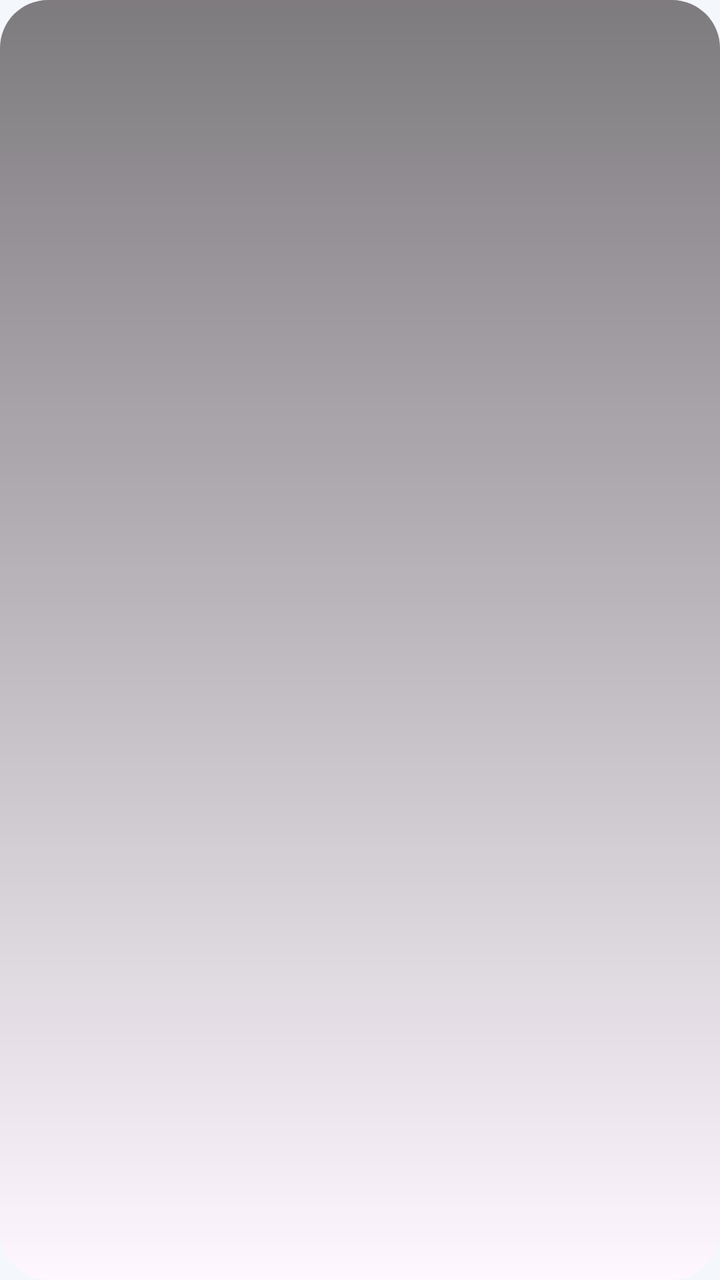
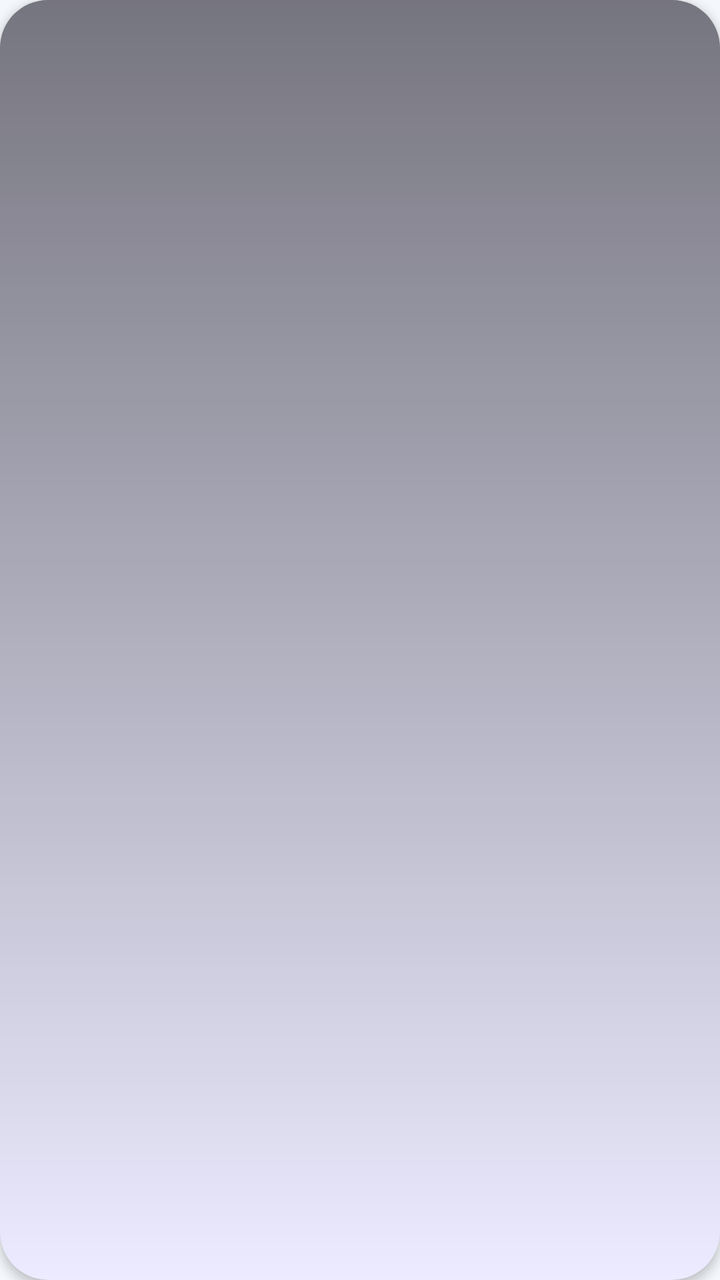

Before-and-after screenshots of an Android layout around one commit, followed by the original layout XML and the change that was made.
<!-- AndroidManifest.xml: application theme Theme.Wallpapiers -->
<!-- res/layout/item_category.xml -->
<?xml version="1.0" encoding="utf-8"?>
<com.google.android.material.card.MaterialCardView xmlns:android="http://schemas.android.com/apk/res/android"
    xmlns:app="http://schemas.android.com/apk/res-auto"
    android:id="@+id/cardCategory"
    android:layout_width="140dp"
    android:layout_height="84dp"
    android:layout_marginEnd="12dp"
    app:cardCornerRadius="24dp"
    app:cardElevation="0dp"
    app:strokeColor="@android:color/transparent"
    app:strokeWidth="0dp">

    <FrameLayout
        android:layout_width="match_parent"
        android:layout_height="match_parent">

        <ImageView
            android:id="@+id/ivCategory"
            android:layout_width="match_parent"
            android:layout_height="match_parent"
            android:scaleType="centerCrop" />

        <View
            android:id="@+id/selectionOverlay"
            android:layout_width="match_parent"
            android:layout_height="match_parent"
            android:background="@drawable/gradient_overlay" />

        <TextView
            android:id="@+id/tvCategoryName"
            android:layout_width="wrap_content"
            android:layout_height="wrap_content"
            android:layout_gravity="bottom|center_horizontal"
            android:layout_marginBottom="12dp"
            android:textColor="@android:color/white"
            android:textSize="15sp"
            android:letterSpacing="0.05"
            android:fontFamily="sans-serif-medium"
            android:textStyle="bold" />

    </FrameLayout>

</com.google.android.material.card.MaterialCardView>
<!-- resources referenced by this layout -->
<resources>
  <!-- drawable gradient_overlay (drawable) -->
  <?xml version="1.0" encoding="utf-8"?>
  <shape xmlns:android="http://schemas.android.com/apk/res/android">
      <gradient
          android:angle="270"
          android:endColor="#00000000"
          android:startColor="#80000000" />
  </shape>
  <style name="Theme.Wallpapiers" parent="Theme.Material3.Light.NoActionBar">
          <item name="colorPrimary">@color/primary</item>
          <item name="colorSecondary">@color/accent</item>
          <item name="android:windowBackground">@color/background_light</item>
          <item name="android:statusBarColor">@color/background_light</item>
          <item name="android:windowLightStatusBar">true</item>
          <item name="android:navigationBarColor">@color/background_light</item>
      </style>
  <color name="primary">#2E6BFF</color>
  <color name="accent">#71F2C5</color>
  <color name="background_light">#F4F7FB</color>
</resources>

<!-- the commit's change to res/layout/item_category.xml (unified diff, before → after) -->
@@ -2,11 +2,11 @@
 <com.google.android.material.card.MaterialCardView xmlns:android="http://schemas.android.com/apk/res/android"
     xmlns:app="http://schemas.android.com/apk/res-auto"
     android:id="@+id/cardCategory"
-    android:layout_width="140dp"
-    android:layout_height="84dp"
+    android:layout_width="150dp"
+    android:layout_height="100dp"
     android:layout_marginEnd="12dp"
     app:cardCornerRadius="24dp"
-    app:cardElevation="0dp"
+    app:cardElevation="3dp"
     app:strokeColor="@android:color/transparent"
     app:strokeWidth="0dp">
 
@@ -31,12 +31,16 @@
             android:layout_width="wrap_content"
             android:layout_height="wrap_content"
             android:layout_gravity="bottom|center_horizontal"
-            android:layout_marginBottom="12dp"
+            android:layout_marginBottom="14dp"
             android:textColor="@android:color/white"
             android:textSize="15sp"
-            android:letterSpacing="0.05"
+            android:letterSpacing="0.06"
             android:fontFamily="sans-serif-medium"
-            android:textStyle="bold" />
+            android:textStyle="bold"
+            android:shadowColor="#88000000"
+            android:shadowDx="0"
+            android:shadowDy="1"
+            android:shadowRadius="4" />
 
     </FrameLayout>
 
